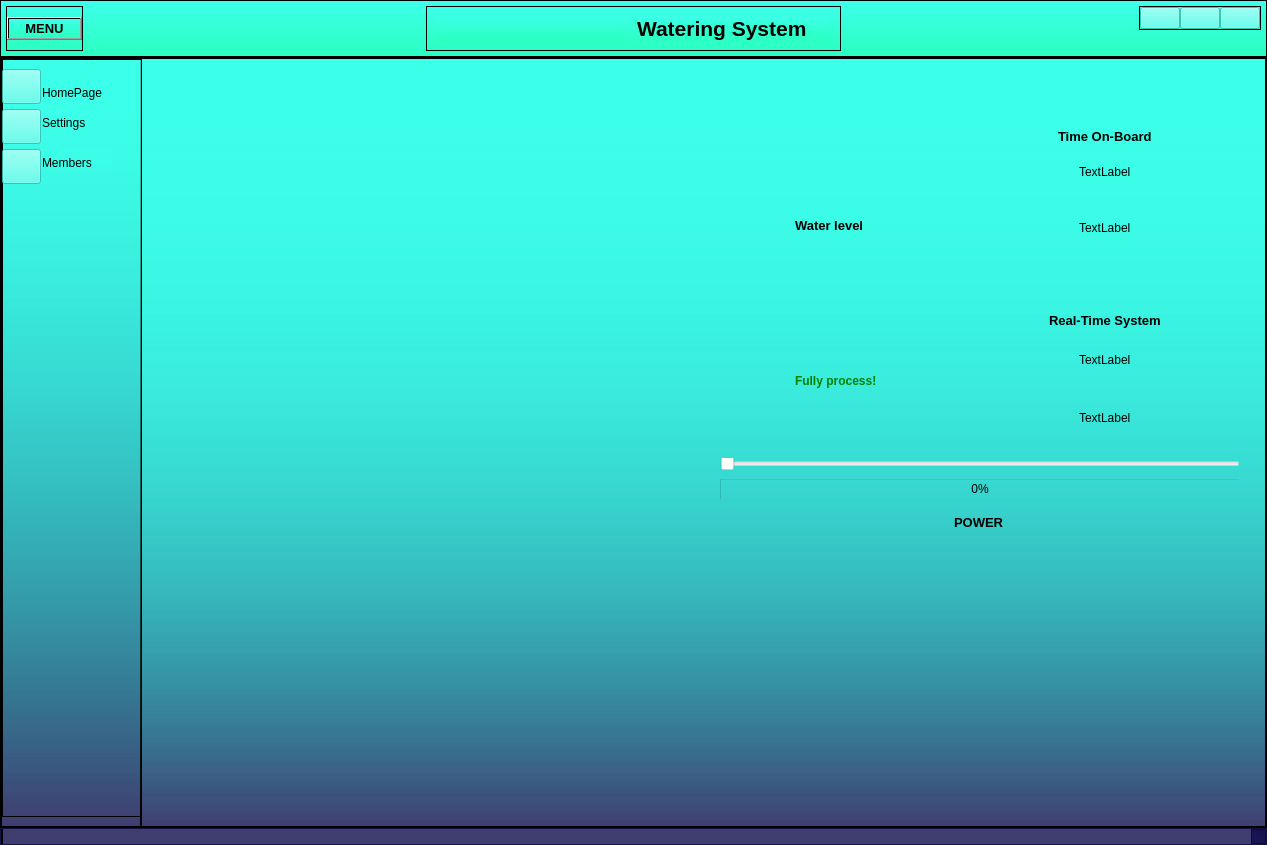
First picture: the form in interface.ui, repository phonginreallife/MQTT_PythonApp, before the edit.
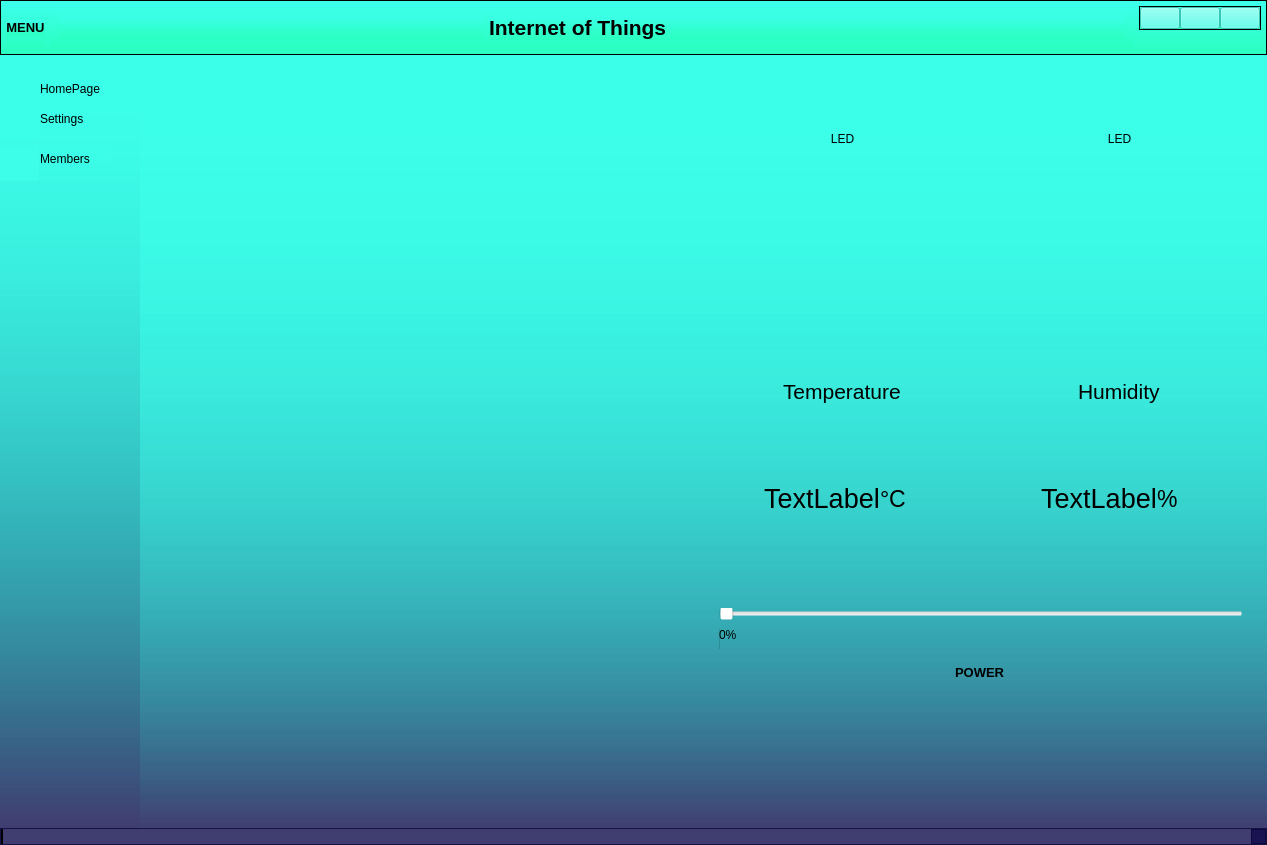
Second picture: the form after the edit. Icons and pictures are not drawn.

```diff
--- a/interface.ui
+++ b/interface.ui
@@ -73,6 +73,9 @@
        </property>
        <item alignment="Qt::AlignLeft">
         <widget class="QFrame" name="frame_4">
+         <property name="styleSheet">
+          <string notr="true">border: rgb(255, 255, 255)</string>
+         </property>
          <property name="frameShape">
           <enum>QFrame::StyledPanel</enum>
          </property>
@@ -128,15 +131,27 @@
        </item>
        <item>
         <widget class="QFrame" name="name_project">
+         <property name="styleSheet">
+          <string notr="true">border: rgb(255, 255, 255)</string>
+         </property>
          <property name="frameShape">
           <enum>QFrame::StyledPanel</enum>
          </property>
          <property name="frameShadow">
           <enum>QFrame::Raised</enum>
          </property>
-         <layout class="QHBoxLayout" name="horizontalLayout_3">
+         <property name="lineWidth">
+          <number>1</number>
+         </property>
+         <layout class="QHBoxLayout" name="horizontalLayout_3" stretch="4,6">
+          <property name="rightMargin">
+           <number>9</number>
+          </property>
           <item>
            <widget class="QLabel" name="label_2">
+            <property name="layoutDirection">
+             <enum>Qt::RightToLeft</enum>
+            </property>
             <property name="text">
              <string/>
             </property>
@@ -154,8 +169,11 @@
               <bold>true</bold>
              </font>
             </property>
+            <property name="styleSheet">
+             <string notr="true"/>
+            </property>
             <property name="text">
-             <string>Watering System</string>
+             <string>Internet of Things</string>
             </property>
            </widget>
           </item>
@@ -263,6 +281,9 @@
         <verstretch>0</verstretch>
        </sizepolicy>
       </property>
+      <property name="styleSheet">
+       <string notr="true">border: rgb(0, 0, 0);</string>
+      </property>
       <property name="frameShape">
        <enum>QFrame::StyledPanel</enum>
       </property>
@@ -338,7 +359,7 @@
             </property>
             <property name="styleSheet">
              <string notr="true">background-color: qlineargradient(spread:pad, x1:0, y1:1, x2:0, y2:0, stop:0.935 rgba(60, 255, 233, 200),stop:0 rgba(43, 255, 192, 255),stop:0 rgba(14, 8, 73, 0));
-
+border: rgb(255, 255, 255)
 
 
 
@@ -567,7 +588,7 @@
            <widget class="QStackedWidget" name="stackedWidget">
             <property name="styleSheet">
              <string notr="true">background-color: qlineargradient(spread:pad, x1:0, y1:1, x2:0, y2:0, stop:0.935 rgba(60, 255, 233, 200),stop:0 rgba(43, 255, 192, 255),stop:0 rgba(14, 8, 73, 0));
-
+border: rgb(255, 255, 255)
 
 
 
@@ -646,7 +667,7 @@
                   <property name="frameShadow">
                    <enum>QFrame::Raised</enum>
                   </property>
-                  <layout class="QVBoxLayout" name="verticalLayout_11" stretch="5,5">
+                  <layout class="QVBoxLayout" name="verticalLayout_11" stretch="7,3">
                    <property name="spacing">
                     <number>0</number>
                    </property>
@@ -667,129 +688,88 @@
                      <item>
                       <layout class="QVBoxLayout" name="verticalLayout_8">
                        <item>
-                        <layout class="QVBoxLayout" name="verticalLayout_13" stretch="8,2">
+                        <layout class="QVBoxLayout" name="verticalLayout_15">
+                         <item>
+                          <widget class="QPushButton" name="Led_control">
+                           <property name="minimumSize">
+                            <size>
+                             <width>100</width>
+                             <height>150</height>
+                            </size>
+                           </property>
+                           <property name="mouseTracking">
+                            <bool>false</bool>
+                           </property>
+                           <property name="text">
+                            <string>LED</string>
+                           </property>
+                          </widget>
+                         </item>
+                        </layout>
+                       </item>
+                       <item>
+                        <layout class="QVBoxLayout" name="verticalLayout_12" stretch="0,0">
                          <item alignment="Qt::AlignHCenter|Qt::AlignBottom">
-                          <widget class="QLabel" name="label_7">
+                          <widget class="QLabel" name="label_19">
                            <property name="font">
                             <font>
-                             <pointsize>10</pointsize>
-                             <weight>75</weight>
-                             <bold>true</bold>
+                             <pointsize>16</pointsize>
                             </font>
                            </property>
                            <property name="text">
-                            <string>Water level</string>
+                            <string>Temperature</string>
                            </property>
                           </widget>
                          </item>
                          <item>
-                          <layout class="QVBoxLayout" name="verticalLayout_12">
-                           <property name="topMargin">
+                          <layout class="QHBoxLayout" name="horizontalLayout_7">
+                           <property name="spacing">
                             <number>0</number>
                            </property>
-                           <item>
-                            <layout class="QGridLayout" name="gridLayout_3">
-                             <item row="0" column="0">
-                              <widget class="QStackedWidget" name="stackedWidget_2">
-                               <property name="sizePolicy">
-                                <sizepolicy hsizetype="Fixed" vsizetype="Fixed">
-                                 <horstretch>0</horstretch>
-                                 <verstretch>0</verstretch>
-                                </sizepolicy>
-                               </property>
-                               <property name="minimumSize">
-                                <size>
-                                 <width>250</width>
-                                 <height>210</height>
-                                </size>
-                               </property>
-                               <property name="styleSheet">
-                                <string notr="true">background-color: rgba(255, 255, 255,0);</string>
-                               </property>
-                               <property name="currentIndex">
-                                <number>0</number>
-                               </property>
-                               <widget class="QWidget" name="page_full">
-                                <widget class="QLabel" name="label_19">
-                                 <property name="geometry">
-                                  <rect>
-                                   <x>90</x>
-                                   <y>30</y>
-                                   <width>101</width>
-                                   <height>121</height>
-                                  </rect>
-                                 </property>
-                                 <property name="text">
-                                  <string>&lt;html&gt;&lt;head/&gt;&lt;body&gt;&lt;p&gt;&lt;img src=&quot;:/icons/icons8-full-battery-80.png&quot;/&gt;&lt;/p&gt;&lt;/body&gt;&lt;/html&gt;</string>
-                                 </property>
-                                </widget>
-                                <widget class="QLabel" name="label_26">
-                                 <property name="geometry">
-                                  <rect>
-                                   <x>90</x>
-                                   <y>140</y>
-                                   <width>91</width>
-                                   <height>16</height>
-                                  </rect>
-                                 </property>
-                                 <property name="font">
-                                  <font>
-                                   <weight>75</weight>
-                                   <bold>true</bold>
-                                  </font>
-                                 </property>
-                                 <property name="styleSheet">
-                                  <string notr="true">color : green
-</string>
-                                 </property>
-                                 <property name="text">
-                                  <string>Fully process!</string>
-                                 </property>
-                                </widget>
-                               </widget>
-                               <widget class="QWidget" name="page_low">
-                                <widget class="QLabel" name="label_22">
-                                 <property name="geometry">
-                                  <rect>
-                                   <x>90</x>
-                                   <y>20</y>
-                                   <width>81</width>
-                                   <height>111</height>
-                                  </rect>
-                                 </property>
-                                 <property name="text">
-                                  <string>&lt;html&gt;&lt;head/&gt;&lt;body&gt;&lt;p&gt;&lt;img src=&quot;:/icons/icons8-low-battery-80.png&quot;/&gt;&lt;/p&gt;&lt;/body&gt;&lt;/html&gt;</string>
-                                 </property>
-                                </widget>
-                                <widget class="QLabel" name="label_23">
-                                 <property name="geometry">
-                                  <rect>
-                                   <x>10</x>
-                                   <y>130</y>
-                                   <width>241</width>
-                                   <height>41</height>
-                                  </rect>
-                                 </property>
-                                 <property name="mouseTracking">
-                                  <bool>true</bool>
-                                 </property>
-                                 <property name="tabletTracking">
-                                  <bool>false</bool>
-                                 </property>
-                                 <property name="acceptDrops">
-                                  <bool>false</bool>
-                                 </property>
-                                 <property name="styleSheet">
-                                  <string notr="true">color: red</string>
-                                 </property>
-                                 <property name="text">
-                                  <string>&lt;html&gt;&lt;head/&gt;&lt;body&gt;&lt;p&gt;&lt;span style=&quot; font-weight:600;&quot;&gt;your system're runing out of water!&lt;/span&gt;&lt;/p&gt;&lt;/body&gt;&lt;/html&gt;</string>
-                                 </property>
-                                </widget>
-                               </widget>
-                              </widget>
-                             </item>
-                            </layout>
+                           <property name="leftMargin">
+                            <number>60</number>
+                           </property>
+                           <item alignment="Qt::AlignLeft">
+                            <widget class="QLabel" name="label_6">
+                             <property name="minimumSize">
+                              <size>
+                               <width>0</width>
+                               <height>0</height>
+                              </size>
+                             </property>
+                             <property name="sizeIncrement">
+                              <size>
+                               <width>0</width>
+                               <height>0</height>
+                              </size>
+                             </property>
+                             <property name="font">
+                              <font>
+                               <pointsize>20</pointsize>
+                              </font>
+                             </property>
+                             <property name="layoutDirection">
+                              <enum>Qt::RightToLeft</enum>
+                             </property>
+                             <property name="text">
+                              <string>TextLabel</string>
+                             </property>
+                             <property name="alignment">
+                              <set>Qt::AlignCenter</set>
+                             </property>
+                            </widget>
+                           </item>
+                           <item alignment="Qt::AlignLeft">
+                            <widget class="QLabel" name="label_23">
+                             <property name="font">
+                              <font>
+                               <pointsize>17</pointsize>
+                              </font>
+                             </property>
+                             <property name="text">
+                              <string>°C</string>
+                             </property>
+                            </widget>
                            </item>
                           </layout>
                          </item>
@@ -798,93 +778,75 @@
                       </layout>
                      </item>
                      <item>
-                      <layout class="QVBoxLayout" name="verticalLayout_9" stretch="5,5">
+                      <layout class="QVBoxLayout" name="verticalLayout_9" stretch="0,0">
                        <item>
-                        <layout class="QVBoxLayout" name="verticalLayout_15" stretch="4,6">
-                         <item alignment="Qt::AlignHCenter|Qt::AlignBottom">
-                          <widget class="QLabel" name="Time_set_3">
-                           <property name="font">
-                            <font>
-                             <pointsize>10</pointsize>
-                             <weight>75</weight>
-                             <bold>true</bold>
-                            </font>
+                        <layout class="QVBoxLayout" name="verticalLayout_18">
+                         <item>
+                          <widget class="QPushButton" name="Led_control_1">
+                           <property name="minimumSize">
+                            <size>
+                             <width>100</width>
+                             <height>150</height>
+                            </size>
                            </property>
                            <property name="text">
-                            <string>Time On-Board</string>
+                            <string>LED</string>
                            </property>
                           </widget>
                          </item>
-                         <item>
-                          <layout class="QGridLayout" name="gridLayout" rowstretch="0,0">
-                           <item row="0" column="0">
-                            <layout class="QHBoxLayout" name="horizontalLayout_12">
-                             <item alignment="Qt::AlignHCenter">
-                              <widget class="QLabel" name="time_on_board">
-                               <property name="text">
-                                <string>TextLabel</string>
-                               </property>
-                              </widget>
-                             </item>
-                            </layout>
-                           </item>
-                           <item row="1" column="0">
-                            <layout class="QHBoxLayout" name="horizontalLayout_16">
-                             <item alignment="Qt::AlignHCenter">
-                              <widget class="QLabel" name="day_on_board">
-                               <property name="text">
-                                <string>TextLabel</string>
-                               </property>
-                              </widget>
-                             </item>
-                            </layout>
-                           </item>
-                          </layout>
-                         </item>
                         </layout>
                        </item>
                        <item>
-                        <layout class="QVBoxLayout" name="verticalLayout_16" stretch="4,6">
-                         <property name="spacing">
-                          <number>6</number>
-                         </property>
+                        <layout class="QVBoxLayout" name="verticalLayout_16">
                          <item alignment="Qt::AlignHCenter|Qt::AlignBottom">
-                          <widget class="QLabel" name="label_25">
+                          <widget class="QLabel" name="label_22">
                            <property name="font">
                             <font>
-                             <pointsize>10</pointsize>
-                             <weight>75</weight>
-                             <bold>true</bold>
+                             <pointsize>16</pointsize>
                             </font>
                            </property>
                            <property name="text">
-                            <string>Real-Time System</string>
+                            <string>Humidity</string>
                            </property>
                           </widget>
                          </item>
                          <item>
-                          <layout class="QGridLayout" name="gridLayout_2">
-                           <item row="0" column="0">
-                            <layout class="QHBoxLayout" name="horizontalLayout_19">
-                             <item alignment="Qt::AlignHCenter">
-                              <widget class="QLabel" name="time_on_sys">
-                               <property name="text">
-                                <string>TextLabel</string>
-                               </property>
-                              </widget>
-                             </item>
-                            </layout>
+                          <layout class="QHBoxLayout" name="horizontalLayout_14">
+                           <property name="spacing">
+                            <number>0</number>
+                           </property>
+                           <property name="leftMargin">
+                            <number>60</number>
+                           </property>
+                           <item alignment="Qt::AlignRight">
+                            <widget class="QLabel" name="label_7">
+                             <property name="font">
+                              <font>
+                               <pointsize>20</pointsize>
+                              </font>
+                             </property>
+                             <property name="layoutDirection">
+                              <enum>Qt::LeftToRight</enum>
+                             </property>
+                             <property name="text">
+                              <string>TextLabel</string>
+                             </property>
+                             <property name="alignment">
+                              <set>Qt::AlignCenter</set>
+                             </property>
+                            </widget>
                            </item>
-                           <item row="1" column="0">
-                            <layout class="QHBoxLayout" name="horizontalLayout_20">
-                             <item alignment="Qt::AlignHCenter">
-                              <widget class="QLabel" name="day_on_sys">
-                               <property name="text">
-                                <string>TextLabel</string>
-                               </property>
-                              </widget>
-                             </item>
-                            </layout>
+                           <item alignment="Qt::AlignLeft">
+                            <widget class="QLabel" name="label_25">
+                             <property name="font">
+                              <font>
+                               <pointsize>17</pointsize>
+                              </font>
+                             </property>
+                             <property name="text">
+                              <string>%</string>
+                             </property>
+                            </widget>
                            </item>
                           </layout>
                          </item>
@@ -1814,213 +1776,7 @@
             <widget class="QWidget" name="Members_page">
              <layout class="QVBoxLayout" name="verticalLayout_17">
               <item>
-               <layout class="QVBoxLayout" name="verticalLayout_14">
-                <item alignment="Qt::AlignHCenter">
-                 <widget class="QLabel" name="label_6">
-                  <property name="font">
-                   <font>
-                    <family>Yu Gothic UI Light</family>
-                    <pointsize>16</pointsize>
-                    <weight>75</weight>
-                    <italic>false</italic>
-                    <bold>true</bold>
-                    <underline>true</underline>
-                    <strikeout>false</strikeout>
-                   </font>
-                  </property>
-                  <property name="mouseTracking">
-                   <bool>false</bool>
-                  </property>
-                  <property name="text">
-                   <string>Group Information</string>
-                  </property>
-                  <property name="textFormat">
-                   <enum>Qt::AutoText</enum>
-                  </property>
-                  <property name="wordWrap">
-                   <bool>false</bool>
-                  </property>
-                 </widget>
-                </item>
-                <item>
-                 <widget class="QTableWidget" name="tableWidget">
-                  <property name="enabled">
-                   <bool>true</bool>
-                  </property>
-                  <property name="sizePolicy">
-                   <sizepolicy hsizetype="Preferred" vsizetype="Ignored">
-                    <horstretch>20</horstretch>
-                    <verstretch>20</verstretch>
-                   </sizepolicy>
-                  </property>
-                  <property name="styleSheet">
-                   <string notr="true">background-color: rgba(255, 255, 255,0);</string>
-                  </property>
-                  <attribute name="horizontalHeaderCascadingSectionResizes">
-                   <bool>true</bool>
-                  </attribute>
-                  <attribute name="horizontalHeaderDefaultSectionSize">
-                   <number>200</number>
-                  </attribute>
-                  <attribute name="horizontalHeaderShowSortIndicator" stdset="0">
-                   <bool>true</bool>
-                  </attribute>
-                  <attribute name="horizontalHeaderStretchLastSection">
-                   <bool>true</bool>
-                  </attribute>
-                  <attribute name="verticalHeaderCascadingSectionResizes">
-                   <bool>true</bool>
-                  </attribute>
-                  <attribute name="verticalHeaderShowSortIndicator" stdset="0">
-                   <bool>true</bool>
-                  </attribute>
-                  <attribute name="verticalHeaderStretchLastSection">
-                   <bool>false</bool>
-                  </attribute>
-                  <row>
-                   <property name="text">
-                    <string>1.</string>
-                   </property>
-                  </row>
-                  <row>
-                   <property name="text">
-                    <string>2.</string>
-                   </property>
-                  </row>
-                  <row>
-                   <property name="text">
-                    <string>3.</string>
-                   </property>
-                  </row>
-                  <row>
-                   <property name="text">
-                    <string>4.</string>
-                   </property>
-                  </row>
-                  <column>
-                   <property name="text">
-                    <string>Fullname</string>
-                   </property>
-                   <property name="background">
-                    <color alpha="0">
-                     <red>14</red>
-                     <green>8</green>
-                     <blue>73</blue>
-                    </color>
-                   </property>
-                  </column>
-                  <column>
-                   <property name="text">
-                    <string>ID</string>
-                   </property>
-                  </column>
-                  <column>
-                   <property name="text">
-                    <string>Completed level</string>
-                   </property>
-                  </column>
-                  <column>
-                   <property name="text">
-                    <string>Assigned task</string>
-                   </property>
-                  </column>
-                  <item row="0" column="0">
-                   <property name="text">
-                    <string>Trần Đình Hoàng Anh</string>
-                   </property>
-                   <property name="font">
-                    <font>
-                     <pointsize>9</pointsize>
-                    </font>
-                   </property>
-                   <property name="background">
-                    <brush brushstyle="NoBrush">
-                     <color alpha="255">
-                      <red>0</red>
-                      <green>255</green>
-                      <blue>255</blue>
-                     </color>
-                    </brush>
-                   </property>
-                  </item>
-                  <item row="0" column="1">
-                   <property name="text">
-                    <string>20139061</string>
-                   </property>
-                  </item>
-                  <item row="0" column="2">
-                   <property name="text">
-                    <string>100%</string>
-                   </property>
-                  </item>
-                  <item row="0" column="3">
-                   <property name="text">
-                    <string>AppMobile, Board, WebFirebase </string>
-                   </property>
-                  </item>
-                  <item row="1" column="0">
-                   <property name="text">
-                    <string>Lê Đức Phong</string>
-                   </property>
-                  </item>
-                  <item row="1" column="1">
-                   <property name="text">
-                    <string>20139084</string>
-                   </property>
-                  </item>
-                  <item row="1" column="2">
-                   <property name="text">
-                    <string>100%</string>
-                   </property>
-                  </item>
-                  <item row="1" column="3">
-                   <property name="text">
-                    <string>Python App Interfaces, Firebase interacted data</string>
-                   </property>
-                  </item>
-                  <item row="2" column="0">
-                   <property name="text">
-                    <string>Phan Ngọc Anh</string>
-                   </property>
-                  </item>
-                  <item row="2" column="1">
-                   <property name="text">
-                    <string>20139060</string>
-                   </property>
-                  </item>
-                  <item row="2" column="2">
-                   <property name="text">
-                    <string>100%</string>
-                   </property>
-                  </item>
-                  <item row="2" column="3">
-                   <property name="text">
-                    <string>Esp8266, hardware, firmware</string>
-                   </property>
-                  </item>
-                  <item row="3" column="0">
-                   <property name="text">
-                    <string>Phan Tấn Đạt</string>
-                   </property>
-                  </item>
-                  <item row="3" column="1">
-                   <property name="text">
-                    <string>20139069</string>
-                   </property>
-                  </item>
-                  <item row="3" column="2">
-                   <property name="text">
-                    <string>100%</string>
-                   </property>
-                  </item>
-                  <item row="3" column="3">
-                   <property name="text">
-                    <string>Reports, firmware</string>
-                   </property>
-                  </item>
-                 </widget>
-                </item>
-               </layout>
+               <layout class="QVBoxLayout" name="verticalLayout_14"/>
               </item>
              </layout>
             </widget>
```
Left out of the diff: 3 changed lines with no effect on the pictures.
